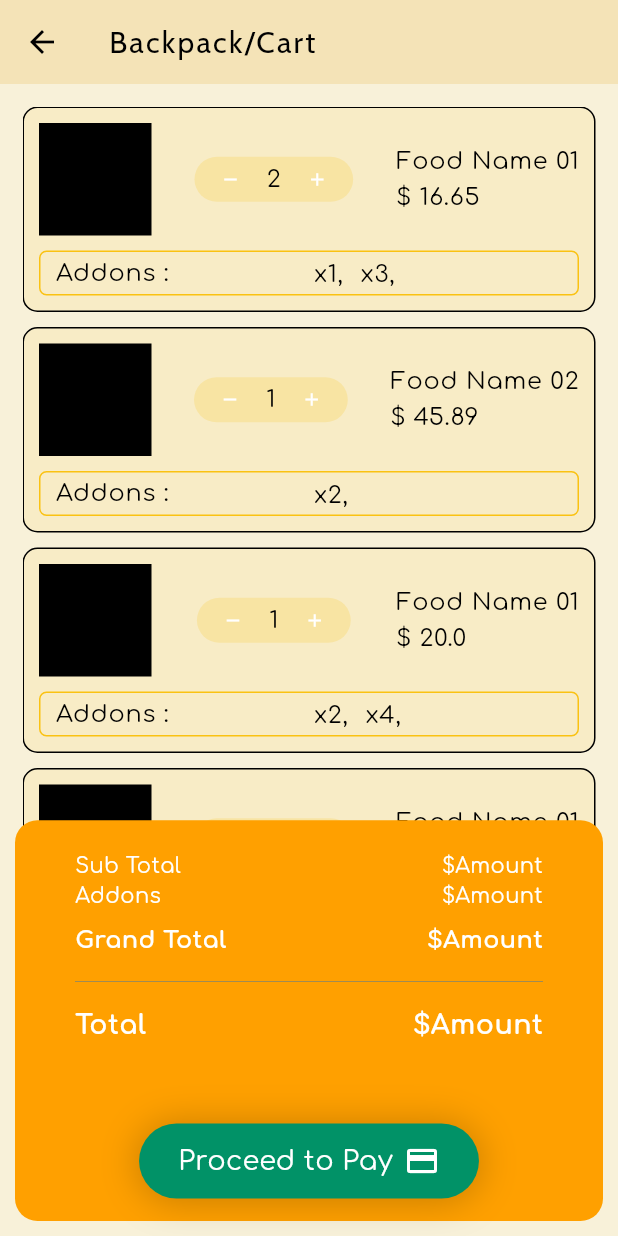
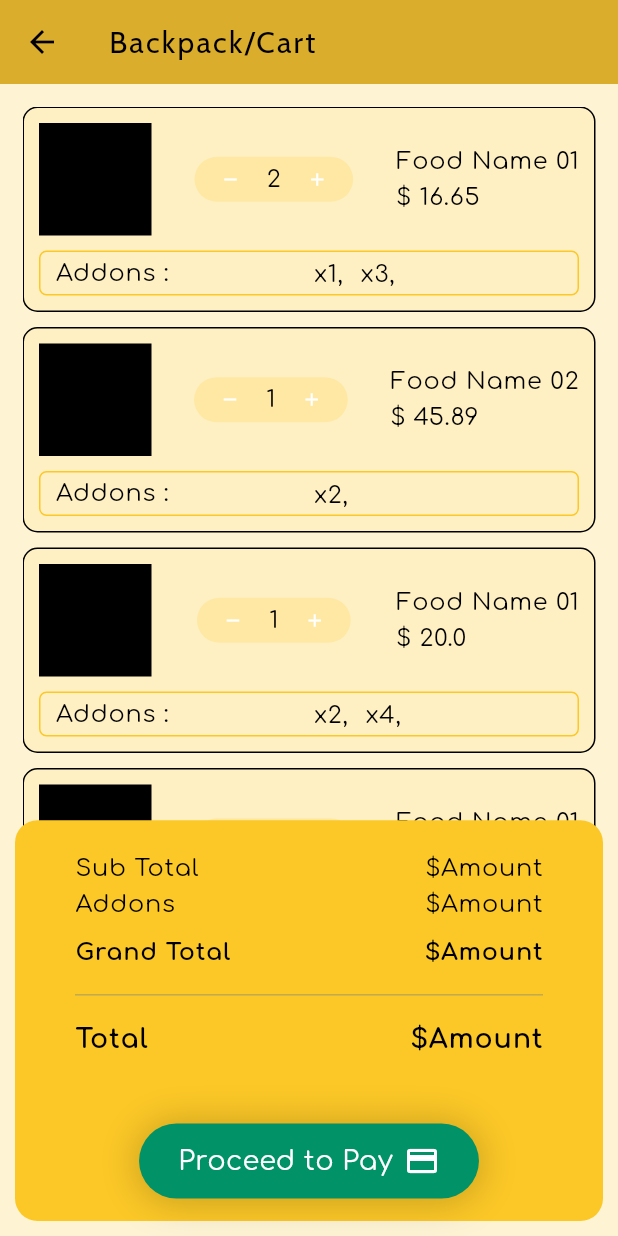
Before and after one commit to CodeByTitan/unbdine, a Flutter app: the CartScreen screen opened by its route, on a phone screen of 412 x 824 dp. Run offline on Flutter 3.47's test engine with Material 2 defaults, Android fonts, the phone set to English and light mode, and no system bars; our stand-ins replace firebase_auth, firebase_core, flutter_hooks, flutter_keyboard_visibility, flutter_phoenix, fluttertoast and 5 more; missing offline and left inert: firebase_auth_oauth; accounts and stored records are empty.

Commit message:
changing themes

```diff
--- a/lib/screens/cart/totalamt_card.dart
+++ b/lib/screens/cart/totalamt_card.dart
@@ -23,7 +23,7 @@ class TotalAmount extends StatelessWidget {
         ),
         decoration: BoxDecoration(
           borderRadius: BorderRadius.circular(15),
-          color: Colors.amber[700],
+          color: Theme.of(context).primaryColor,
         ),
         child: SingleChildScrollView(
           child: SizedBox(
@@ -33,16 +33,28 @@ class TotalAmount extends StatelessWidget {
               children: [
                 Row(
                   mainAxisAlignment: MainAxisAlignment.spaceBetween,
-                  children: const [
-                    Text('Sub Total'),
-                    Text('\$Amount'),
+                  children: [
+                    Text(
+                      'Sub Total',
+                      style: Theme.of(context).textTheme.bodyText1,
+                    ),
+                    Text(
+                      '\$Amount',
+                      style: Theme.of(context).textTheme.bodyText1,
+                    ),
                   ],
                 ),
                 Row(
                   mainAxisAlignment: MainAxisAlignment.spaceBetween,
-                  children: const [
-                    Text('Addons'),
-                    Text('\$Amount'),
+                  children: [
+                    Text(
+                      'Addons',
+                      style: Theme.of(context).textTheme.bodyText1,
+                    ),
+                    Text(
+                      '\$Amount',
+                      style: Theme.of(context).textTheme.bodyText1,
+                    ),
                   ],
                 ),
                 defSizedBox,
@@ -51,14 +63,14 @@ class TotalAmount extends StatelessWidget {
                   children: [
                     Text(
                       'Grand Total',
-                      style: Theme.of(context).textTheme.bodyText2!.copyWith(
+                      style: Theme.of(context).textTheme.bodyText1!.copyWith(
                             fontWeight: FontWeight.bold,
                             fontSize: 16,
                           ),
                     ),
                     Text(
                       '\$Amount',
-                      style: Theme.of(context).textTheme.bodyText2!.copyWith(
+                      style: Theme.of(context).textTheme.bodyText1!.copyWith(
                             fontWeight: FontWeight.bold,
                             fontSize: 16,
                           ),
@@ -76,14 +88,14 @@ class TotalAmount extends StatelessWidget {
                   children: [
                     Text(
                       'Total',
-                      style: Theme.of(context).textTheme.bodyText2!.copyWith(
+                      style: Theme.of(context).textTheme.bodyText1!.copyWith(
                             fontWeight: FontWeight.bold,
                             fontSize: 18,
                           ),
                     ),
                     Text(
                       '\$Amount',
-                      style: Theme.of(context).textTheme.bodyText2!.copyWith(
+                      style: Theme.of(context).textTheme.bodyText1!.copyWith(
                             fontWeight: FontWeight.bold,
                             fontSize: 18,
                           ),
```
Also changed, not shown: lib/screens/auth/auth_screen.dart (+33 -22 lines), lib/screens/drawer/drawer.dart (+8 -21 lines), lib/themes/color_palettes.dart (+11 -11 lines), lib/themes/color_themes.dart (+25 -27 lines), lib/widgets/stacked_food_type_text.dart (+6 -3 lines), lib/widgets/stacked_menu_text.dart (+8 -7 lines).
